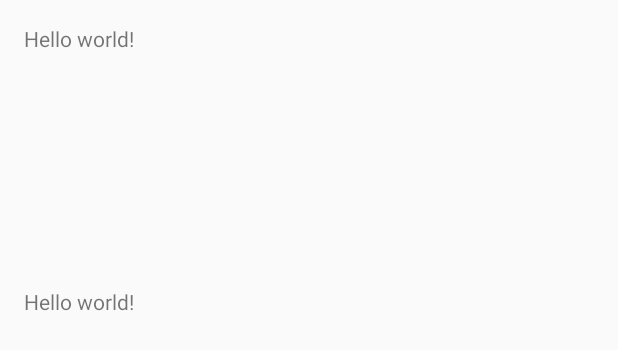
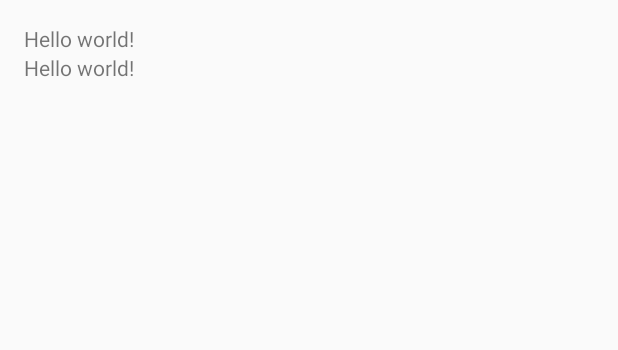
Before and after one commit to eletaunt/help-menu, an Android app: the layout activity_menu_results.xml on its own in the app's theme, with its tools: preview values and no code run, on a phone screen of 412 x 824 dp. Shown: the top 350 px of the screen. Run offline under Robolectric (Android 15) with nearby library versions, the phone set to English and light mode, and no system bars.

Commit message:
updating xml for MenuResults

```diff
--- a/app/src/main/res/layout/activity_menu_results.xml
+++ b/app/src/main/res/layout/activity_menu_results.xml
@@ -9,19 +9,31 @@
     <TextView android:text="@string/hello_world" android:layout_width="match_parent"
         android:layout_height="wrap_content"
         android:id="@+id/testText"
-        android:layout_gravity="left|center"
-        android:layout_alignParentRight="true"
-        android:layout_alignParentEnd="true"
+        android:layout_gravity="start|center"
+        android:layout_alignParentLeft="true"
         android:layout_alignParentTop="true" />
 
     <TextView
         android:text="@string/hello_world"
-        android:layout_width="wrap_content"
-        android:layout_height="match_parent"
+        android:layout_height="wrap_content"
         android:id="@+id/origText"
         android:layout_below="@+id/testText"
         android:layout_alignParentLeft="true"
         android:layout_alignParentStart="true"
-        android:layout_marginTop="156dp" />
+        android:layout_width="wrap_content" />
+    <ScrollView
+        android:layout_width="wrap_content"
+        android:layout_height="wrap_content"
+        android:layout_centerHorizontal="true"
+        android:layout_below="@+id/origText">
+        <LinearLayout
+            android:orientation="vertical"
+            android:layout_width="250dp"
+            android:layout_height="wrap_content"
+            android:id="@+id/menuLayout"
+            android:layout_below="@+id/origText"
+            android:layout_centerHorizontal="true" />
+    </ScrollView>
+
 
 </RelativeLayout>
```
